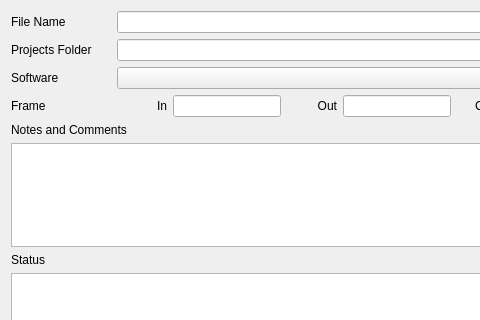
Qt form module/wildchildanimation/gui/forms/maya/create_dialog.ui (dearyangyu/swing) before a commit; both pictures show x 0 to 480 and y 0 to 320 of the 853 by 416 pixel window.
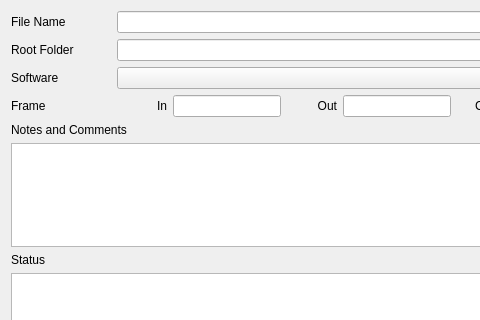
The same form after that commit.

```diff
--- a/module/wildchildanimation/gui/forms/maya/create_dialog.ui
+++ b/module/wildchildanimation/gui/forms/maya/create_dialog.ui
@@ -66,7 +66,7 @@
           </size>
          </property>
          <property name="text">
-          <string>Projects Folder</string>
+          <string>Root Folder</string>
          </property>
         </widget>
        </item>
```
